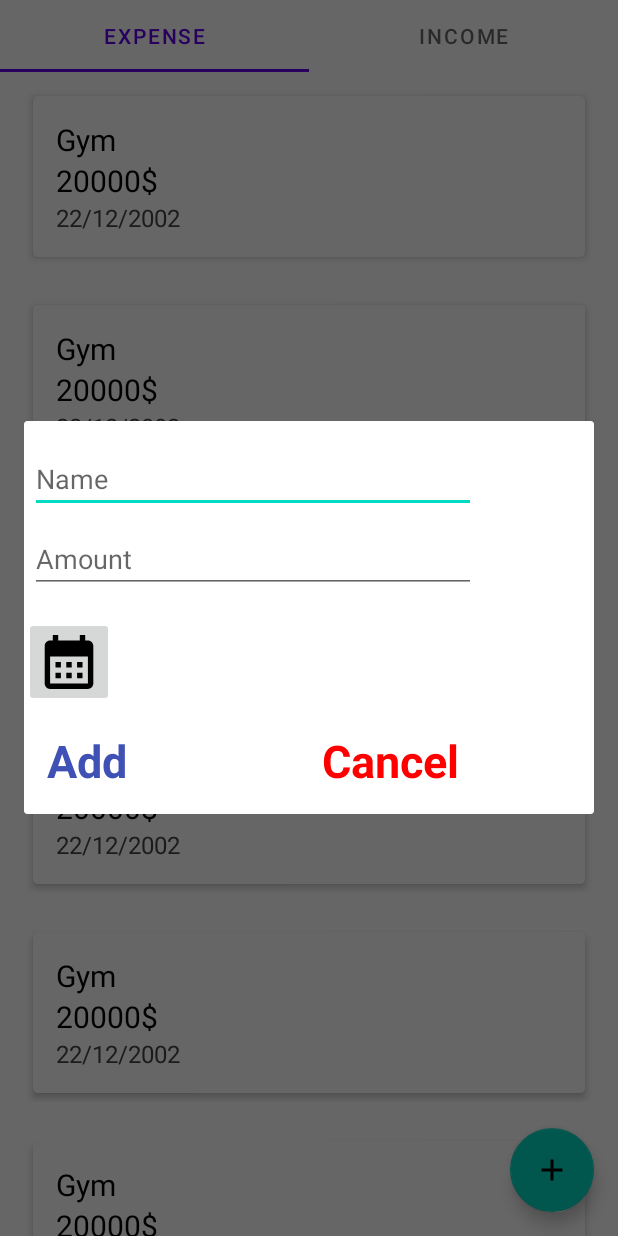
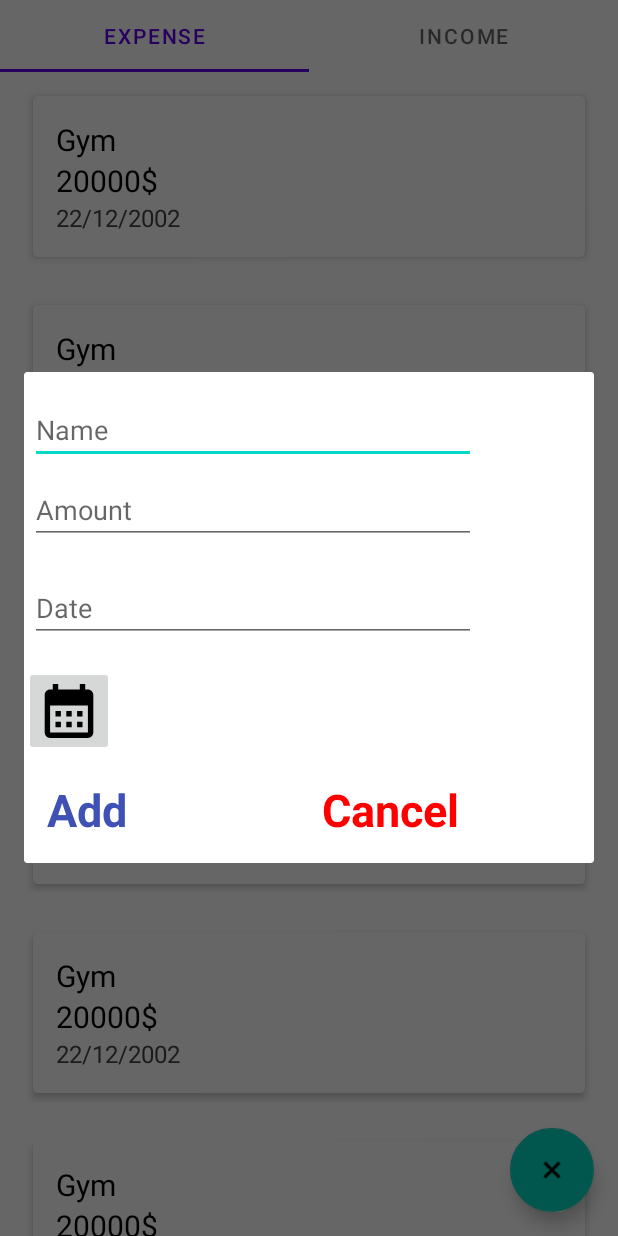
Before and after one commit to qTronor/My_money_moment, an Android app: the screen it shows after launch (MainActivity), after a tap on "AddNewExpFloatBtn", on a phone screen of 412 x 824 dp. Run offline under Robolectric (Android 15) with nearby library versions, the phone set to English and light mode, and no system bars.

Commit message:
Added Calendar

```diff
--- a/app/src/main/java/com/example/my_mone_moment/fragments/Fragment1.java
+++ b/app/src/main/java/com/example/my_mone_moment/fragments/Fragment1.java
@@ -5,6 +5,9 @@ import android.os.Bundle;
 import android.view.LayoutInflater;
 import android.view.View;
 import android.view.ViewGroup;
+import android.widget.CalendarView;
+import android.widget.DatePicker;
+import android.widget.ImageButton;
 import android.widget.TextView;
 import android.widget.Toast;
 
@@ -23,11 +26,15 @@ import com.google.android.material.floatingactionbutton.FloatingActionButton;
 import com.google.android.material.snackbar.Snackbar;
 
 import java.util.ArrayList;
+import java.util.Calendar;
 
 public class Fragment1 extends Fragment {
 
     boolean isRotateFloatBtn = false;
-    TextView add_text, cancel_text;
+    TextView add_text, cancel_text, date_text;
+    ImageButton calendarBtn;
+    CalendarView calendarView;
+
     @Nullable
     @Override
     public View onCreateView(@NonNull LayoutInflater inflater, @Nullable ViewGroup container, @Nullable Bundle savedInstanceState) {
@@ -35,14 +42,11 @@ public class Fragment1 extends Fragment {
         Dialog dialog = new Dialog(this.getContext());
 
         FloatingActionButton fab = view.findViewById(R.id.floatingActionButton1);
-        fab.setOnClickListener(view1 -> {
-            isRotateFloatBtn = ViewAnimation.rotateFab(view1, !isRotateFloatBtn);
-            //Snackbar.make(view1, "Fragment1", Snackbar.LENGTH_LONG)
-                   //.setAction("Action", null).show();
-        });
-        fab.setOnClickListener(new View.OnClickListener() {
+                fab.setOnClickListener(new View.OnClickListener() {
             @Override
             public void onClick(View view) {
+                isRotateFloatBtn = ViewAnimation.rotateFab(view, !isRotateFloatBtn);
+
                 dialog.setContentView(R.layout.dialog_add);
                 dialog.getWindow().setLayout(ViewGroup.LayoutParams.MATCH_PARENT, ViewGroup.LayoutParams.WRAP_CONTENT);
                 dialog.setCancelable(false);
@@ -50,12 +54,15 @@ public class Fragment1 extends Fragment {
 
                 add_text = dialog.findViewById(R.id.add_text);
                 cancel_text = dialog.findViewById(R.id.cancel_text);
+                date_text = dialog.findViewById(R.id.date_text);
+                calendarBtn = dialog.findViewById(R.id.calendarBtn);
 
                 add_text.setOnClickListener(new View.OnClickListener() {
                     @Override
                     public void onClick(View view) {
                         dialog.dismiss();
                         Toast.makeText(getContext(), "Expence added", Toast.LENGTH_SHORT).show();
+                        isRotateFloatBtn = ViewAnimation.rotateFab(view, !isRotateFloatBtn);
                     }
                 });
                 cancel_text.setOnClickListener(new View.OnClickListener() {
@@ -63,9 +70,56 @@ public class Fragment1 extends Fragment {
                     public void onClick(View v) {
                         dialog.dismiss();
                         Toast.makeText(getContext(), "Cancel clicked", Toast.LENGTH_SHORT).show();
+                        isRotateFloatBtn = ViewAnimation.rotateFab(view, !isRotateFloatBtn);
                     }
                 });
                 dialog.show();
+
+                calendarBtn.setOnClickListener(new View.OnClickListener() {
+
+                    @Override
+                    public void onClick(View view) {
+                       Dialog dialog1 = new Dialog(getContext());
+                       CalendarView calendarView;
+
+                        dialog1.setContentView(R.layout.calendar_view);
+                        dialog1.getWindow().setLayout(ViewGroup.LayoutParams.MATCH_PARENT, ViewGroup.LayoutParams.WRAP_CONTENT);
+                        dialog1.setCancelable(false);
+                        dialog1.getWindow().getAttributes().windowAnimations = R.style.animation;
+
+                        calendarView = dialog1.findViewById(R.id.calendar);
+
+                        calendarView
+                                .setOnDateChangeListener(
+                                        new CalendarView
+                                                .OnDateChangeListener() {
+                                            @Override
+
+                                            // In this Listener have one method
+                                            // and in this method we will
+                                            // get the value of DAYS, MONTH, YEARS
+                                            public void onSelectedDayChange(
+                                                    @NonNull CalendarView view,
+                                                    int year,
+                                                    int month,
+                                                    int dayOfMonth)
+                                            {
+
+                                                // Store the value of date with
+                                                // format in String type Variable
+                                                // Add 1 in month because month
+                                                // index is start with 0
+                                                String Date = dayOfMonth + "/" + (month + 1) + "/" + year;
+
+                                                // set this date in TextView for Display
+                                                date_text.setText(Date);
+                                                Toast.makeText(getContext(), "Date", Toast.LENGTH_SHORT).show();
+                                                dialog1.dismiss();
+                                            }
+                                        });
+                        dialog1.show();
+                    }
+                });
             }
         });
 
--- a/app/src/main/res/layout/dialog_add.xml
+++ b/app/src/main/res/layout/dialog_add.xml
@@ -1,44 +1,58 @@
 <?xml version="1.0" encoding="utf-8"?>
-<LinearLayout
-    xmlns:android="http://schemas.android.com/apk/res/android"
-    android:orientation="vertical"
+<LinearLayout xmlns:android="http://schemas.android.com/apk/res/android"
     android:layout_width="wrap_content"
-    android:layout_height="wrap_content">
+    android:layout_height="wrap_content"
+    android:orientation="vertical">
 
     <EditText
-        android:id="@+id/username"
-        android:inputType="textEmailAddress"
+        android:id="@+id/name"
         android:layout_width="match_parent"
         android:layout_height="wrap_content"
+        android:layout_marginLeft="4dp"
         android:layout_marginTop="16dp"
-        android:layout_marginLeft="4dp"
         android:layout_marginRight="4dp"
         android:layout_marginBottom="4dp"
-        android:hint="@string/name" />
+        android:hint="@string/name"
+        android:inputType="text" />
+
     <EditText
-        android:id="@+id/password"
-        android:inputType="textPassword"
+        android:id="@+id/amount"
         android:layout_width="match_parent"
         android:layout_height="wrap_content"
+        android:layout_marginLeft="4dp"
         android:layout_marginTop="4dp"
-        android:layout_marginLeft="4dp"
         android:layout_marginRight="4dp"
         android:layout_marginBottom="16dp"
         android:fontFamily="sans-serif"
-        android:hint="@string/amount"/>
+        android:hint="@string/amount"
+        android:inputType="number" />
+
+    <EditText
+        android:id="@+id/date_text"
+        android:layout_width="match_parent"
+        android:layout_height="wrap_content"
+        android:layout_marginLeft="4dp"
+        android:layout_marginTop="4dp"
+        android:layout_marginRight="4dp"
+        android:layout_marginBottom="16dp"
+        android:fontFamily="sans-serif"
+        android:hint="@string/date"
+        android:inputType="text" />
+
 
     <ImageButton
-        android:id="@+id/dialogBtn"
+        android:id="@+id/calendarBtn"
         android:layout_width="60dp"
         android:layout_height="60dp"
-        android:contentDescription="A tiny Android icon"
+        android:contentDescription="Calendar icon"
+        android:scaleType="center"
         android:src="@drawable/ic_calendar_foreground" />
 
     <RelativeLayout
         android:layout_width="wrap_content"
         android:layout_height="wrap_content"
-        android:layout_margin="15dp"
-        android:layout_centerHorizontal="true">
+        android:layout_centerHorizontal="true"
+        android:layout_margin="15dp">
 
         <TextView
             android:id="@+id/add_text"
@@ -46,9 +60,9 @@
             android:layout_height="wrap_content"
             android:layout_marginRight="100dp"
             android:text="Add"
-            android:textStyle="bold"
             android:textColor="#3F51B5"
-            android:textSize="30sp" />
+            android:textSize="30sp"
+            android:textStyle="bold" />
 
         <TextView
             android:id="@+id/cancel_text"
@@ -58,8 +72,9 @@
             android:layout_marginLeft="100dp"
             android:layout_toRightOf="@id/add_text"
             android:text="Cancel"
-            android:textStyle="bold"
             android:textColor="#FF0000"
-            android:textSize="30sp" />
+            android:textSize="30sp"
+            android:textStyle="bold" />
     </RelativeLayout>
+
 </LinearLayout>
--- a/app/src/main/res/values/strings.xml
+++ b/app/src/main/res/values/strings.xml
@@ -15,4 +15,5 @@
     <string name="income">income</string>
     <string name="amount">Amount</string>
     <string name="name">Name</string>
+    <string name="date">Date</string>
 </resources>
```
Also changed, not shown: app/src/main/res/layout/calendar_view.xml (added, +31 -0 lines).
